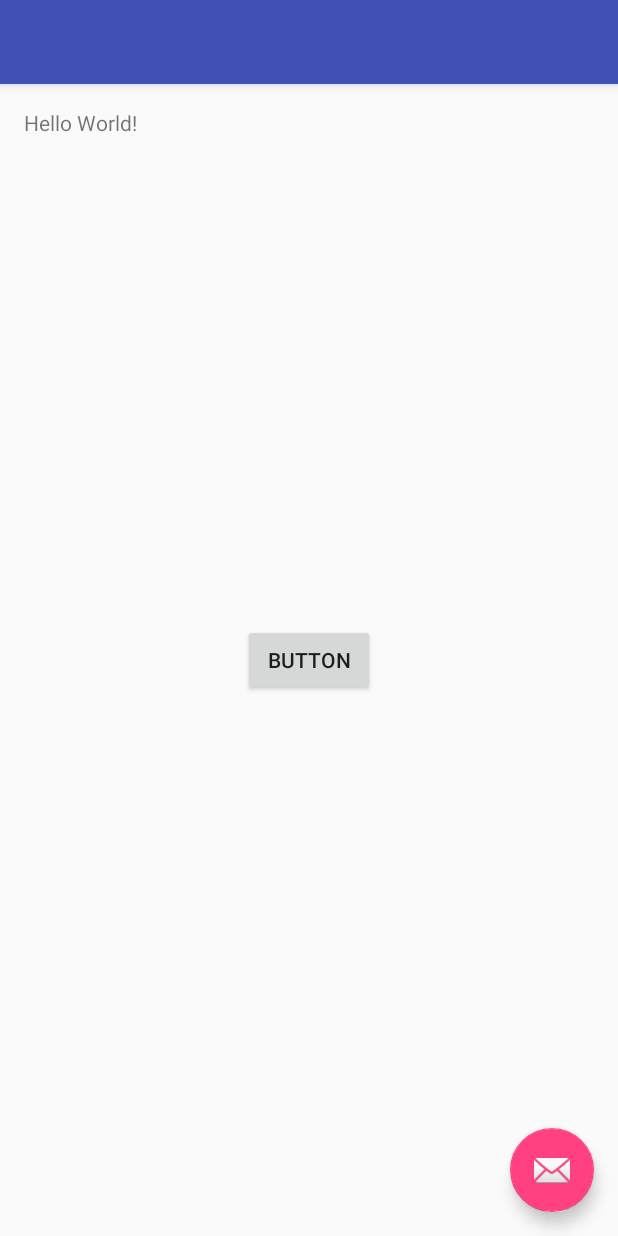
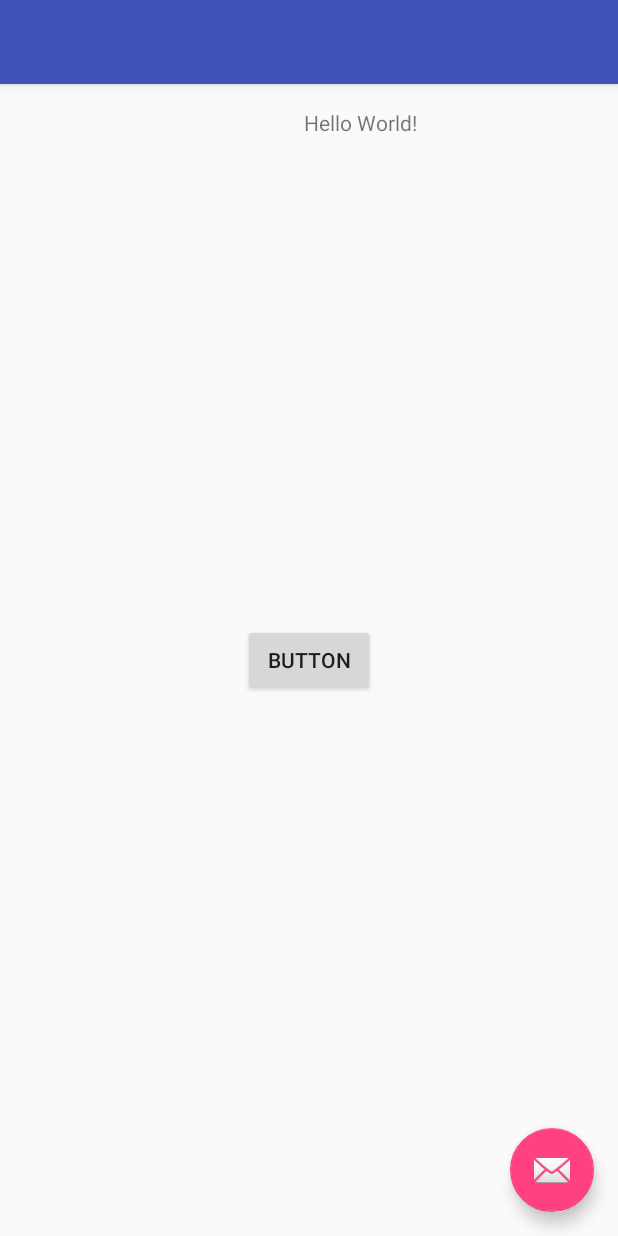
Before and after one commit to Caisirui/Android-Homework, an Android app: the screen it shows after launch (MainActivity), after a tap on "BUTTON", on a phone screen of 412 x 824 dp. Run offline under Robolectric (Android 15) with nearby library versions, the light colour scheme and no system bars.

Commit message:
基本完成KT4.1，右端的碰撞判断有点小问题

```diff
--- a/04/KH4/KT4.1/src/main/java/com/example/cai/kh4/MainActivity.java
+++ b/04/KH4/KT4.1/src/main/java/com/example/cai/kh4/MainActivity.java
@@ -8,6 +8,7 @@ import android.support.design.widget.FloatingActionButton;
 import android.support.design.widget.Snackbar;
 import android.support.v7.app.AppCompatActivity;
 import android.support.v7.widget.Toolbar;
+import android.util.DisplayMetrics;
 import android.view.View;
 import android.view.Menu;
 import android.view.MenuItem;
@@ -18,14 +19,15 @@ import android.widget.TextView;
 public class MainActivity extends AppCompatActivity {
 
     private TextView text;
-    private int direction;
+    private int direction=2;
     private Button mbutton;
     private boolean On=false;
     private int width;// = wm.getDefaultDisplay().getWidth();
+    DisplayMetrics dm = new DisplayMetrics();
     private Handler handler = new Handler(){
       public void handleMessage(Message msg){
-          if(msg.what==1) {text.setLeft(text.getLeft()-1);}
-          if(msg.what==2) {text.setLeft(text.getLeft()+1);}
+          if(msg.what==1) {text.setPadding(text.getPaddingLeft()-10,text.getPaddingTop(),text.getPaddingRight(),text.getPaddingBottom());}
+          if(msg.what==2) {text.setPadding(text.getPaddingLeft()+10,text.getPaddingTop(),text.getPaddingRight(),text.getPaddingBottom());}
       }
     };
     private Thread thread;
@@ -37,7 +39,8 @@ public class MainActivity extends AppCompatActivity {
         super.onCreate(savedInstanceState);
         setContentView(R.layout.activity_main);
         WindowManager wm = (WindowManager) getSystemService(Context.WINDOW_SERVICE);
-        width = wm.getDefaultDisplay().getWidth();
+        wm.getDefaultDisplay().getMetrics(dm);
+        width = dm.widthPixels;
         //Toolbar toolbar = (Toolbar) findViewById(R.id.toolbar);
         //setSupportActionBar(toolbar);
 
@@ -64,11 +67,20 @@ public class MainActivity extends AppCompatActivity {
                             while (true) {
                                 Message message = new Message();
                                 Thread.sleep(100);
-                                if (text.getLeft() == 0) {
+                                if (text.getPaddingLeft() < width && direction==2) {
                                     message.what = 2;
                                 }
-                                if (text.getRight() == width) {
+                                else if(text.getPaddingRight() == 0 && direction == 2){
                                     message.what = 1;
+                                    direction = 1;
+                                }
+                                else if(text.getPaddingLeft() == 0 && direction == 1){
+                                    message.what = 2;
+                                    direction = 2;
+                                }
+                                else if(text.getPaddingLeft() < width && direction == 1)
+                                {
+                                    message.what=1;
                                 }
                                 handler.sendMessage(message);
                             }
```
